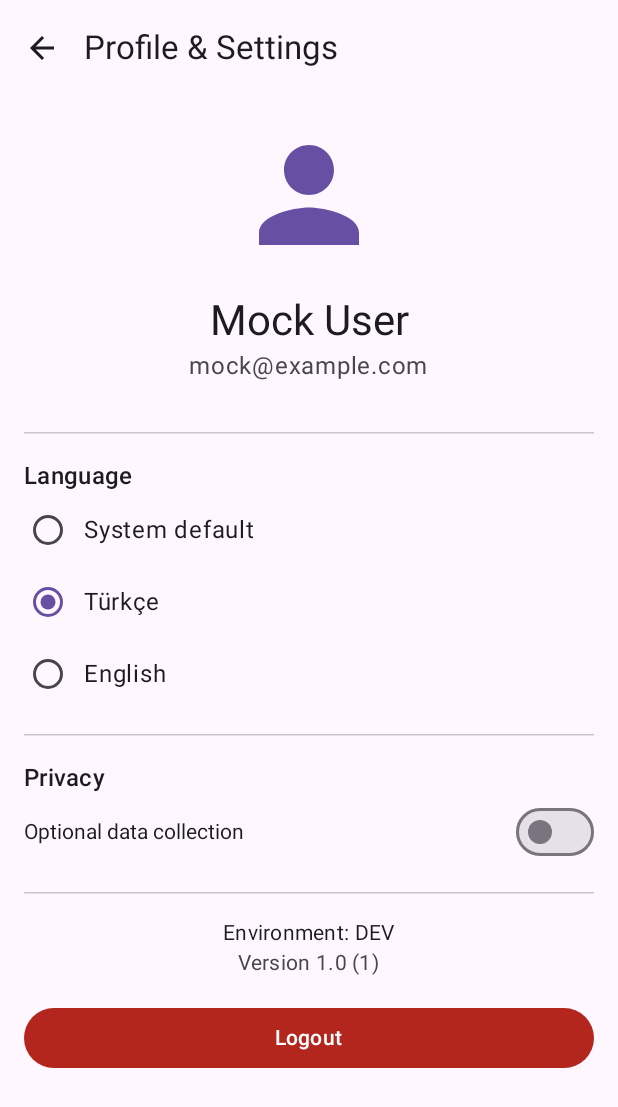
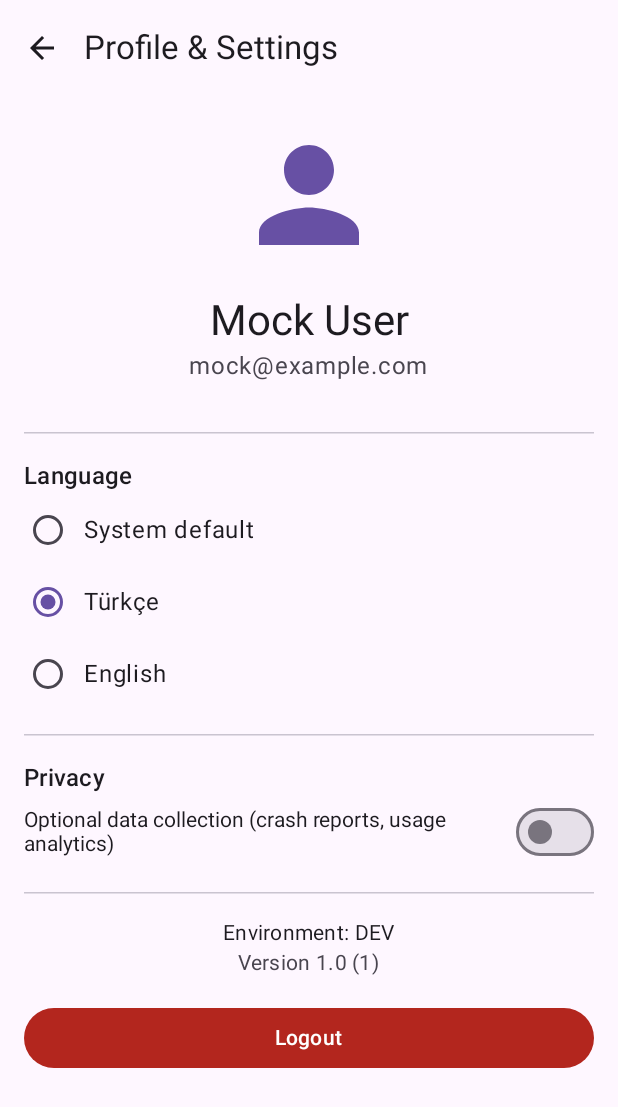
Before and after one commit to alianikaydin/KmpDemoApplication, an Android app built with Jetpack Compose: the @Preview function SettingsContentPreview, on a phone screen of 412 x 824 dp. Shown: the top 1107 px of the screen. Run offline under Robolectric (Android 15) with nearby library versions, the phone set to English and light mode, and no system bars; our stand-ins replace Compose Multiplatform resources, Voyager.

Commit message:
T5: Add the analytics event rules and name consent text for analytics
Co-Authored-By: Claude Opus 5.5 (1M context) <noreply@anthropic.com>
Claude-Session: https://claude.ai/code/session_01PnNfvo9n1RLixXpH2AuGjs

```diff
--- a/shared/src/commonMain/composeResources/values-tr/strings.xml
+++ b/shared/src/commonMain/composeResources/values-tr/strings.xml
@@ -61,7 +61,7 @@
     <string name="consent_state_on">Açık</string>
     <string name="consent_state_off">Kapalı</string>
     <string name="settings_privacy_title">Gizlilik</string>
-    <string name="settings_consent_toggle_label">İsteğe bağlı veri toplama</string>
+    <string name="settings_consent_toggle_label">İsteğe bağlı veri toplama (çökme raporları, kullanım analitiği)</string>
     <string name="consent_prompt_title">Gizlilik tercihiniz</string>
     <string name="consent_accept">Kabul et</string>
     <string name="consent_reject">Reddet</string>
--- a/shared/src/commonMain/composeResources/values/strings.xml
+++ b/shared/src/commonMain/composeResources/values/strings.xml
@@ -61,7 +61,7 @@
     <string name="consent_state_on">On</string>
     <string name="consent_state_off">Off</string>
     <string name="settings_privacy_title">Privacy</string>
-    <string name="settings_consent_toggle_label">Optional data collection</string>
+    <string name="settings_consent_toggle_label">Optional data collection (crash reports, usage analytics)</string>
     <string name="consent_prompt_title">Your privacy choice</string>
     <string name="consent_accept">Accept</string>
     <string name="consent_reject">Reject</string>
```
Also changed, not shown: 3 other files.
